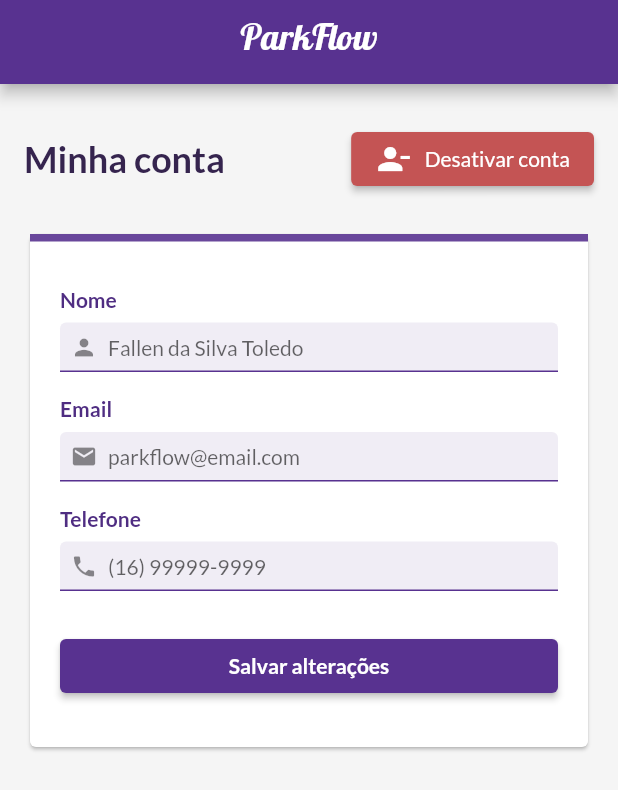
After one commit to Wxze/parkflow_app, a Flutter app: the MyAccountView screen opened directly, on a phone screen of 412 x 824 dp. The commit adds this screen. Shown: the top 790 px of the screen. Run offline on Flutter 3.47's test engine with Material 2 defaults, Android fonts, the phone set to English and light mode, and no system bars; our stand-ins replace flutter_snake_navigationbar, page_transition.

Commit message:
Adiciona a pagina dos detalhes da conta

```diff
--- /dev/null
+++ b/lib/view/my_account_view.dart
@@ -0,0 +1,168 @@
+import 'package:flutter/material.dart';
+import 'package:page_transition/page_transition.dart';
+import 'package:parkflow_app/view/parking_lots_view.dart';
+import 'package:parkflow_app/view/widgets/default_text_field.dart';
+
+class MyAccountView extends StatefulWidget {
+  const MyAccountView({super.key});
+
+  @override
+  State<MyAccountView> createState() => _MyAccountViewState();
+}
+
+class _MyAccountViewState extends State<MyAccountView> {
+  @override
+  Widget build(BuildContext context) {
+    return Scaffold(
+      resizeToAvoidBottomInset: true,
+      extendBody: true,
+      backgroundColor: const Color(0xFFF5F5F5),
+      appBar: AppBar(
+        centerTitle: true,
+        automaticallyImplyLeading: false,
+        title: const Text(
+          'ParkFlow',
+          style: TextStyle(
+              fontFamily: 'Galada', color: Colors.white, fontSize: 24),
+        ),
+      ),
+      body: SingleChildScrollView(
+        child: Column(
+          crossAxisAlignment: CrossAxisAlignment.start,
+          children: [
+            Padding(
+              padding: const EdgeInsets.symmetric(horizontal: 16, vertical: 26),
+              child: Column(
+                crossAxisAlignment: CrossAxisAlignment.start,
+                children: [
+                  Row(
+                    mainAxisAlignment: MainAxisAlignment.spaceBetween,
+                    children: [
+                      const Text(
+                        'Minha conta',
+                        style: TextStyle(
+                            color: Color(0xFF35244E),
+                            fontSize: 24,
+                            fontWeight: FontWeight.bold),
+                      ),
+                      ElevatedButton(
+                        onPressed: () {
+                          print('Desativar conta pressionado');
+                        },
+                        style: ButtonStyle(
+                            backgroundColor: MaterialStateProperty.all(
+                                const Color(0xFFC45454))),
+                        child: const Row(
+                          children: [
+                            Icon(Icons.person_remove),
+                            SizedBox(width: 9),
+                            Text('Desativar conta')
+                          ],
+                        ),
+                      ),
+                    ],
+                  ),
+                  const SizedBox(
+                    height: 22,
+                  ),
+                  Card(
+                    color: const Color(0xFFFFFFFF),
+                    child: Container(
+                      decoration: const BoxDecoration(
+                          border: Border(
+                              top: BorderSide(
+                                  color: Color(0xFF69479B), width: 5))),
+                      child: Padding(
+                        padding: const EdgeInsets.symmetric(
+                            horizontal: 20, vertical: 30),
+                        child: Column(
+                          crossAxisAlignment: CrossAxisAlignment.start,
+                          children: [
+                            const Text(
+                              'Nome',
+                              style: TextStyle(
+                                  color: Color(0xFF4F2D82),
+                                  fontWeight: FontWeight.bold),
+                            ),
+                            const SizedBox(
+                              height: 7,
+                            ),
+                            const DefaultTextField(
+                              icon: Icons.person,
+                              hintText: 'Fallen da Silva Toledo',
+                              isPasswordField: false,
+                            ),
+                            const SizedBox(
+                              height: 16,
+                            ),
+                            const Text(
+                              'Email',
+                              style: TextStyle(
+                                  color: Color(0xFF4F2D82),
+                                  fontWeight: FontWeight.bold),
+                            ),
+                            const SizedBox(
+                              height: 7,
+                            ),
+                            const DefaultTextField(
+                              icon: Icons.mail,
+                              hintText: 'parkflow@email.com',
+                              isPasswordField: false,
+                            ),
+                            const SizedBox(
+                              height: 16,
+                            ),
+                            const Text(
+                              'Telefone',
+                              style: TextStyle(
+                                  color: Color(0xFF4F2D82),
+                                  fontWeight: FontWeight.bold),
+                            ),
+                            const SizedBox(
+                              height: 7,
+                            ),
+                            const DefaultTextField(
+                              icon: Icons.phone,
+                              hintText: '(16) 99999-9999',
+                              isPasswordField: false,
+                            ),
+                            const SizedBox(
+                              height: 26,
+                            ),
+                            Row(
+                              children: [
+                                Expanded(
+                                  child: ElevatedButton(
+                                    onPressed: () {
+                                      Navigator.of(context).push(
+                                        PageTransition(
+                                          child: const ParkingLotsView(),
+                                          type: PageTransitionType.fade,
+                                          duration:
+                                              const Duration(milliseconds: 300),
+                                        ),
+                                      );
+                                    },
+                                    child: const Text(
+                                      'Salvar alterações',
+                                      style: TextStyle(
+                                          fontWeight: FontWeight.bold),
+                                    ),
+                                  ),
+                                ),
+                              ],
+                            ),
+                          ],
+                        ),
+                      ),
+                    ),
+                  ),
+                ],
+              ),
+            ),
+          ],
+        ),
+      ),
+    );
+  }
+}
--- a/lib/view/parking_lots_view.dart
+++ b/lib/view/parking_lots_view.dart
@@ -1,7 +1,10 @@
 import 'package:flutter/material.dart';
 import 'package:flutter_snake_navigationbar/flutter_snake_navigationbar.dart';
+import 'package:page_transition/page_transition.dart';
 import 'package:parkflow_app/view/parking_lots_page.dart';
 import 'package:parkflow_app/view/reservations_page.dart';
+
+import 'my_account_view.dart';
 
 class ParkingLotsView extends StatefulWidget {
   const ParkingLotsView({Key? key}) : super(key: key);
@@ -40,6 +43,35 @@
           style: TextStyle(
               fontFamily: 'Galada', color: Colors.white, fontSize: 24),
         ),
+        actions: [
+          PopupMenuButton(
+            itemBuilder: (context) {
+              return [
+                const PopupMenuItem(
+                  value: 1,
+                  child: Text('Minha conta'),
+                ),
+                const PopupMenuItem(
+                  value: 2,
+                  child: Text('Meus veículos'),
+                )
+              ];
+            },
+            onSelected: (value) {
+              if (value == 1) {
+                Navigator.of(context).push(
+                  PageTransition(
+                    child: const MyAccountView(),
+                    type: PageTransitionType.fade,
+                    duration: const Duration(milliseconds: 300),
+                  ),
+                );
+              } else if (value == 2) {
+                print('Página meus veículos');
+              }
+            },
+          )
+        ],
       ),
       body: PageView(
         controller: _myPageController,
```
